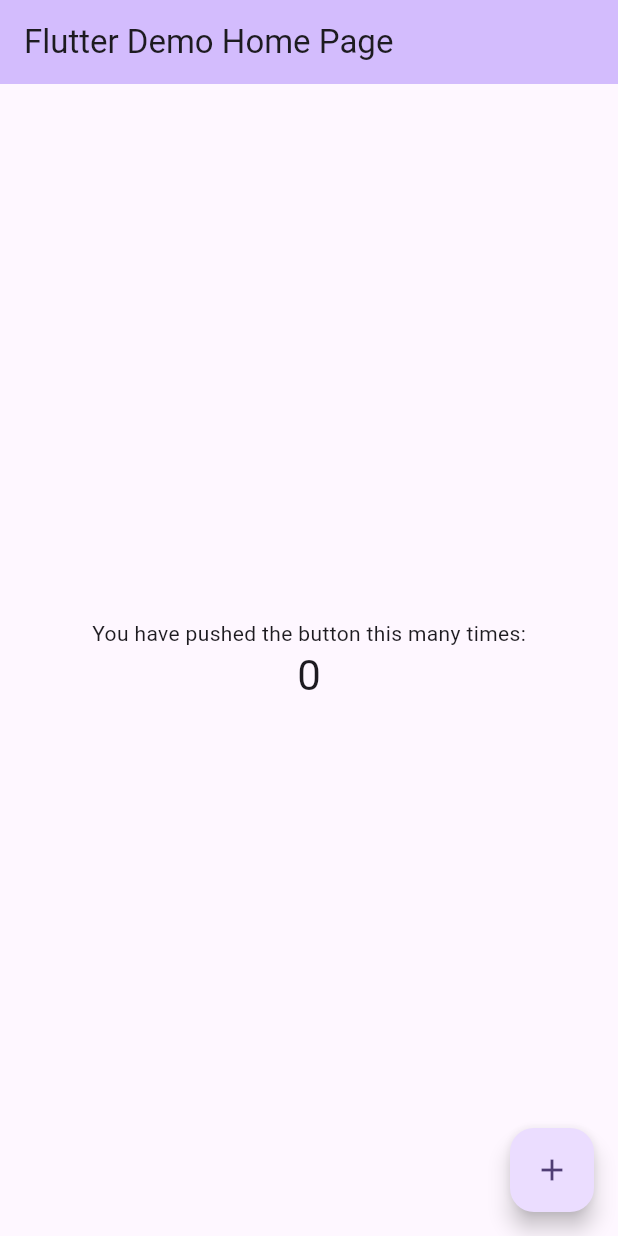
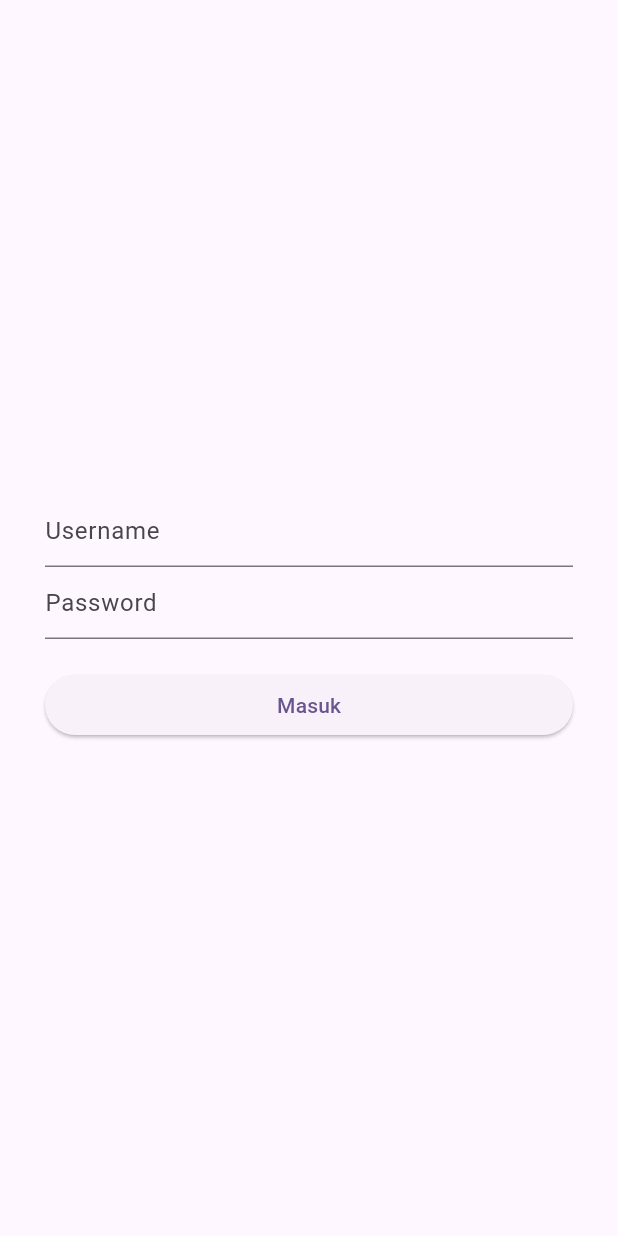
Before and after one commit to AzkaLufthansa/biometric_remote_authentication, a Flutter app: the screen it shows after launch, on a phone screen of 412 x 824 dp. Run offline on Flutter 3.47's test engine with Material 3 defaults, Android fonts, the phone set to English and light mode, and no system bars.

Commit message:
Update Android SDK versions and refactor main app structure with login UI

```diff
--- a/lib/main.dart
+++ b/lib/main.dart
@@ -7,119 +7,75 @@
 class MyApp extends StatelessWidget {
   const MyApp({super.key});
 
-  // This widget is the root of your application.
   @override
   Widget build(BuildContext context) {
     return MaterialApp(
       title: 'Flutter Demo',
       theme: ThemeData(
-        // This is the theme of your application.
-        //
-        // TRY THIS: Try running your application with "flutter run". You'll see
-        // the application has a purple toolbar. Then, without quitting the app,
-        // try changing the seedColor in the colorScheme below to Colors.green
-        // and then invoke "hot reload" (save your changes or press the "hot
-        // reload" button in a Flutter-supported IDE, or press "r" if you used
-        // the command line to start the app).
-        //
-        // Notice that the counter didn't reset back to zero; the application
-        // state is not lost during the reload. To reset the state, use hot
-        // restart instead.
-        //
-        // This works for code too, not just values: Most code changes can be
-        // tested with just a hot reload.
         colorScheme: ColorScheme.fromSeed(seedColor: Colors.deepPurple),
         useMaterial3: true,
       ),
-      home: const MyHomePage(title: 'Flutter Demo Home Page'),
+      home: const MyHomePage(),
     );
   }
 }
 
 class MyHomePage extends StatefulWidget {
-  const MyHomePage({super.key, required this.title});
-
-  // This widget is the home page of your application. It is stateful, meaning
-  // that it has a State object (defined below) that contains fields that affect
-  // how it looks.
-
-  // This class is the configuration for the state. It holds the values (in this
-  // case the title) provided by the parent (in this case the App widget) and
-  // used by the build method of the State. Fields in a Widget subclass are
-  // always marked "final".
-
-  final String title;
+  const MyHomePage({super.key});
 
   @override
   State<MyHomePage> createState() => _MyHomePageState();
 }
 
 class _MyHomePageState extends State<MyHomePage> {
-  int _counter = 0;
-
-  void _incrementCounter() {
-    setState(() {
-      // This call to setState tells the Flutter framework that something has
-      // changed in this State, which causes it to rerun the build method below
-      // so that the display can reflect the updated values. If we changed
-      // _counter without calling setState(), then the build method would not be
-      // called again, and so nothing would appear to happen.
-      _counter++;
-    });
-  }
+  final _usernameController = TextEditingController();
+  final _passwordController = TextEditingController();
 
   @override
   Widget build(BuildContext context) {
-    // This method is rerun every time setState is called, for instance as done
-    // by the _incrementCounter method above.
-    //
-    // The Flutter framework has been optimized to make rerunning build methods
-    // fast, so that you can just rebuild anything that needs updating rather
-    // than having to individually change instances of widgets.
     return Scaffold(
-      appBar: AppBar(
-        // TRY THIS: Try changing the color here to a specific color (to
-        // Colors.amber, perhaps?) and trigger a hot reload to see the AppBar
-        // change color while the other colors stay the same.
-        backgroundColor: Theme.of(context).colorScheme.inversePrimary,
-        // Here we take the value from the MyHomePage object that was created by
-        // the App.build method, and use it to set our appbar title.
-        title: Text(widget.title),
-      ),
       body: Center(
-        // Center is a layout widget. It takes a single child and positions it
-        // in the middle of the parent.
-        child: Column(
-          // Column is also a layout widget. It takes a list of children and
-          // arranges them vertically. By default, it sizes itself to fit its
-          // children horizontally, and tries to be as tall as its parent.
-          //
-          // Column has various properties to control how it sizes itself and
-          // how it positions its children. Here we use mainAxisAlignment to
-          // center the children vertically; the main axis here is the vertical
-          // axis because Columns are vertical (the cross axis would be
-          // horizontal).
-          //
-          // TRY THIS: Invoke "debug painting" (choose the "Toggle Debug Paint"
-          // action in the IDE, or press "p" in the console), to see the
-          // wireframe for each widget.
-          mainAxisAlignment: MainAxisAlignment.center,
-          children: <Widget>[
-            const Text(
-              'You have pushed the button this many times:',
-            ),
-            Text(
-              '$_counter',
-              style: Theme.of(context).textTheme.headlineMedium,
-            ),
-          ],
+        child: Padding(
+          padding: const EdgeInsets.symmetric(
+            horizontal: 30
+          ),
+          child: Column(
+            mainAxisAlignment: MainAxisAlignment.center,
+            children: [
+              // Username
+              TextFormField(
+                controller: _usernameController,
+                decoration: InputDecoration(
+                  hintText: 'Username',
+                ),
+              ),
+
+              // Password
+              TextFormField(
+                controller: _passwordController,
+                decoration: InputDecoration(
+                  hintText: 'Password',
+                ),
+              ),
+
+              const SizedBox(height: 20,),
+
+              // Login Button
+              SizedBox(
+                width: double.infinity,
+                child: ElevatedButton(
+                  onPressed: () {
+                    // Validate username and password
+                  },
+                  child: Text(
+                    'Masuk'
+                  ),
+                ),
+              ),
+            ],
+          ),
         ),
       ),
-      floatingActionButton: FloatingActionButton(
-        onPressed: _incrementCounter,
-        tooltip: 'Increment',
-        child: const Icon(Icons.add),
-      ), // This trailing comma makes auto-formatting nicer for build methods.
     );
   }
 }
```
Also changed, not shown: lib/services/biometric_service.dart (added), 1 other file.
